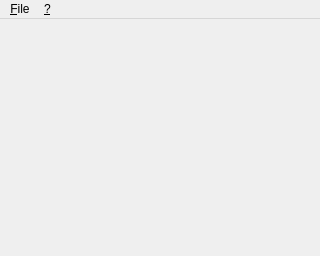
Before: the Qt Designer form mainwindow.ui in tsymalla/qchip8, drawn with Qt 5.
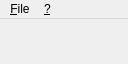
After: the same form once the commit is applied.

Diff of the .ui file:
```diff
--- a/mainwindow.ui
+++ b/mainwindow.ui
@@ -6,8 +6,8 @@
    <rect>
     <x>0</x>
     <y>0</y>
-    <width>320</width>
-    <height>256</height>
+    <width>128</width>
+    <height>64</height>
    </rect>
   </property>
   <property name="windowTitle">
@@ -32,8 +32,8 @@
     <rect>
      <x>0</x>
      <y>0</y>
-     <width>320</width>
-     <height>26</height>
+     <width>128</width>
+     <height>20</height>
     </rect>
    </property>
    <widget class="QMenu" name="menu_File">
```
